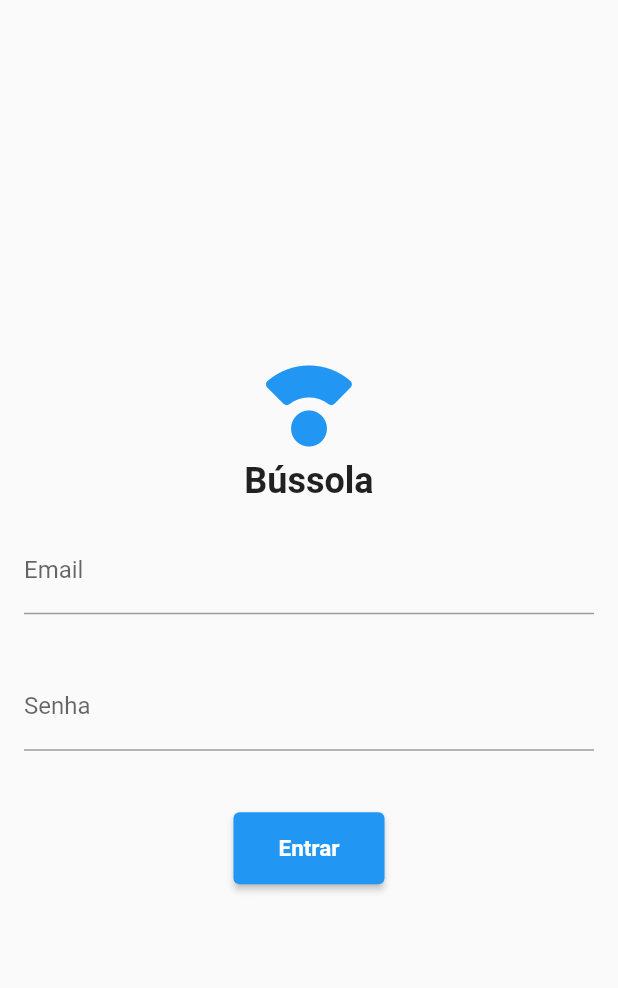
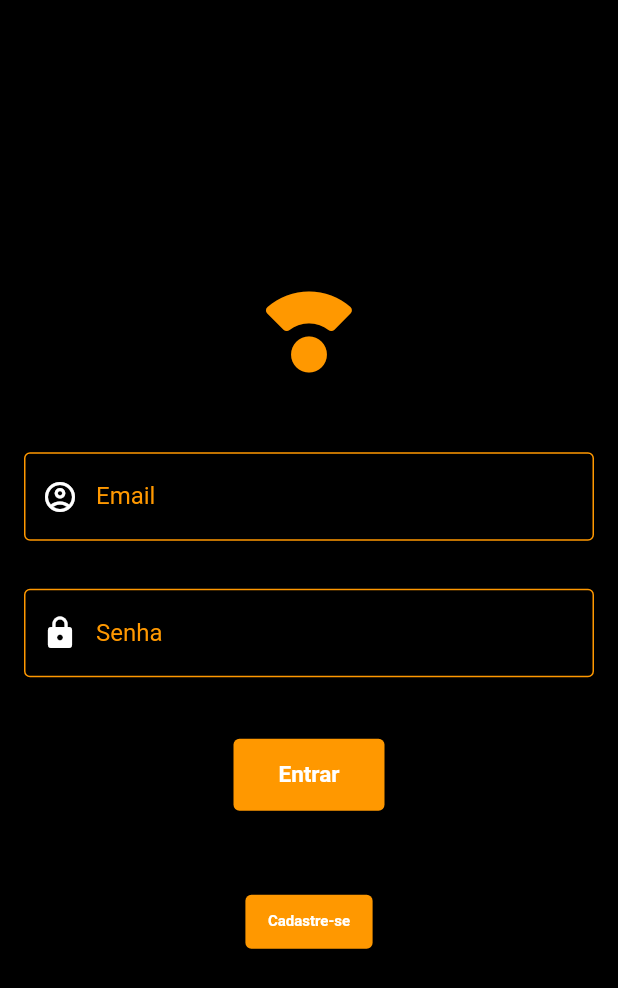
Before and after one commit to hugo-loiola/Flutter, a Flutter app: the screen it shows after launch, on a phone screen of 412 x 824 dp. Shown: the top 988 px of the screen. Run offline on Flutter 3.47's test engine with Material 2 defaults, Android fonts, the phone set to English and light mode, and no system bars.

Commit message:
Estilo e ajustes nos inputs

```diff
--- a/lib/main.dart
+++ b/lib/main.dart
@@ -1,5 +1,7 @@
 import 'package:flutter/material.dart';
 import './screens/login.dart';
+import './screens/cadastro.dart';
+import '/screens/lista.dart';
 
 void main() {
   runApp(const MyApp());
@@ -10,10 +12,14 @@ class MyApp extends StatelessWidget {
 
   @override
   Widget build(BuildContext context) {
-    return const MaterialApp(
+    return MaterialApp(
+      theme: ThemeData(scaffoldBackgroundColor: Colors.black),
       debugShowCheckedModeBanner: false,
-      title: 'Bússola',
-      home: Login(),
+      routes: {
+        '/': (context) => Login(),
+        '/home': (context) => Lista(),
+        '/cadastro': (context) => Cadastro(),
+      },
     );
   }
 }
--- a/lib/screens/login.dart
+++ b/lib/screens/login.dart
@@ -9,37 +9,83 @@ class Login extends StatelessWidget {
     return Scaffold(
       body: Column(mainAxisAlignment: MainAxisAlignment.center, children: [
         const Icon(Icons.compass_calibration_rounded,
-            size: 72, color: Colors.blue),
+            size: 72, color: Colors.orange),
         const Text('Bússola',
             style: TextStyle(fontSize: 24, fontWeight: FontWeight.bold)),
         const Padding(
           padding: EdgeInsets.all(16),
           child: TextField(
+            style: TextStyle(color: Colors.white),
             keyboardType: TextInputType.emailAddress,
             decoration: InputDecoration(
-                border: UnderlineInputBorder(), label: Text("Email")),
+                prefixIcon: Icon(
+                  Icons.account_circle_outlined,
+                  color: Colors.white,
+                ),
+                enabledBorder: OutlineInputBorder(
+                  borderSide: BorderSide(
+                      color: Colors.orange, width: 1, style: BorderStyle.solid),
+                ),
+                focusedBorder: OutlineInputBorder(
+                    borderSide: BorderSide(
+                        color: Colors.orange,
+                        width: 1,
+                        style: BorderStyle.solid),
+                    borderRadius: BorderRadius.all(Radius.circular(15))),
+                label: Text("Email"),
+                labelStyle: TextStyle(color: Colors.orange)),
           ),
         ),
         const Padding(
           padding: EdgeInsets.all(16),
           child: TextField(
+            style: TextStyle(color: Colors.white),
             keyboardType: TextInputType.text,
             obscureText: true,
             decoration: InputDecoration(
-                border: UnderlineInputBorder(), label: Text("Senha")),
+                prefixIcon: Icon(
+                  Icons.lock,
+                  color: Colors.white,
+                ),
+                enabledBorder: OutlineInputBorder(
+                    borderSide: BorderSide(
+                        color: Colors.orange,
+                        width: 1.0,
+                        style: BorderStyle.solid)),
+                focusedBorder: OutlineInputBorder(
+                  borderSide: BorderSide(
+                      color: Colors.orange, width: 1, style: BorderStyle.solid),
+                  borderRadius: BorderRadius.all(Radius.circular(15)),
+                ),
+                label: Text("Senha"),
+                labelStyle: TextStyle(color: Colors.orange)),
           ),
         ),
         Padding(
             padding: const EdgeInsets.only(top: 25),
             child: ElevatedButton(
-              child: const Text('Entrar'),
-              onPressed: () => {},
+              child: const Text("Entrar"),
+              onPressed: () =>
+                  {Navigator.pushReplacementNamed(context, "/home")},
               style: ElevatedButton.styleFrom(
+                  primary: Colors.orange,
                   padding:
                       const EdgeInsets.symmetric(horizontal: 30, vertical: 15),
                   textStyle: const TextStyle(
                       fontSize: 15, fontWeight: FontWeight.bold)),
-            ))
+            )),
+        Padding(
+          padding: EdgeInsets.only(top: 50),
+          child: ElevatedButton(
+            child: Text("Cadastre-se"),
+            onPressed: () => {Navigator.pushNamed(context, "/cadastro")},
+            style: ElevatedButton.styleFrom(
+                primary: Colors.orange,
+                padding: EdgeInsets.symmetric(horizontal: 15, vertical: 7.5),
+                textStyle:
+                    TextStyle(fontSize: 10, fontWeight: FontWeight.bold)),
+          ),
+        ),
       ]),
     );
   }
```
Also changed, not shown: lib/screens/cadastro.dart (+71 -11 lines), lib/screens/lista.dart (+6 -2 lines).
